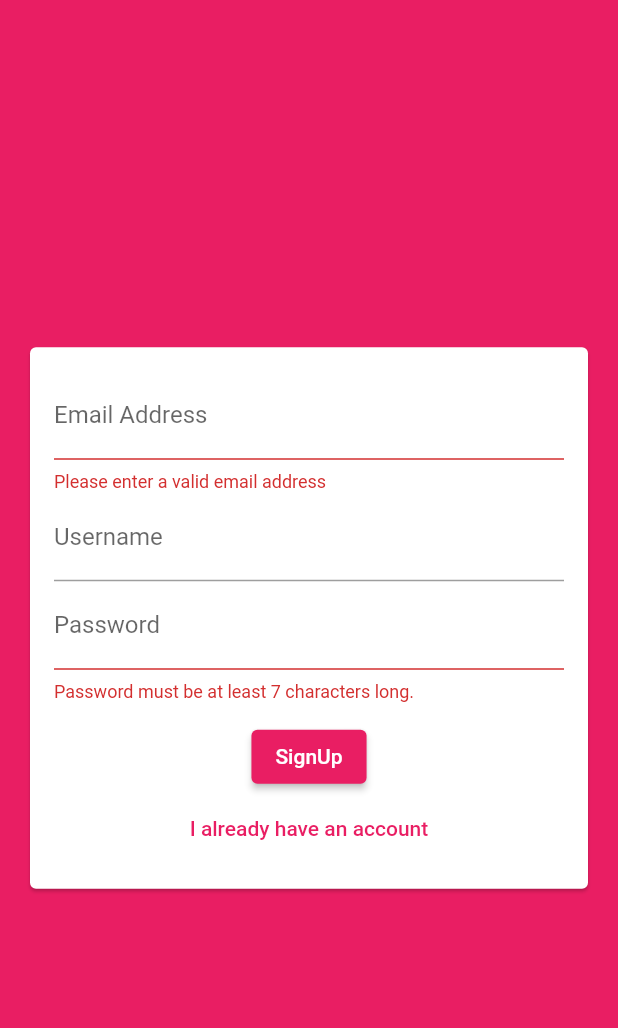
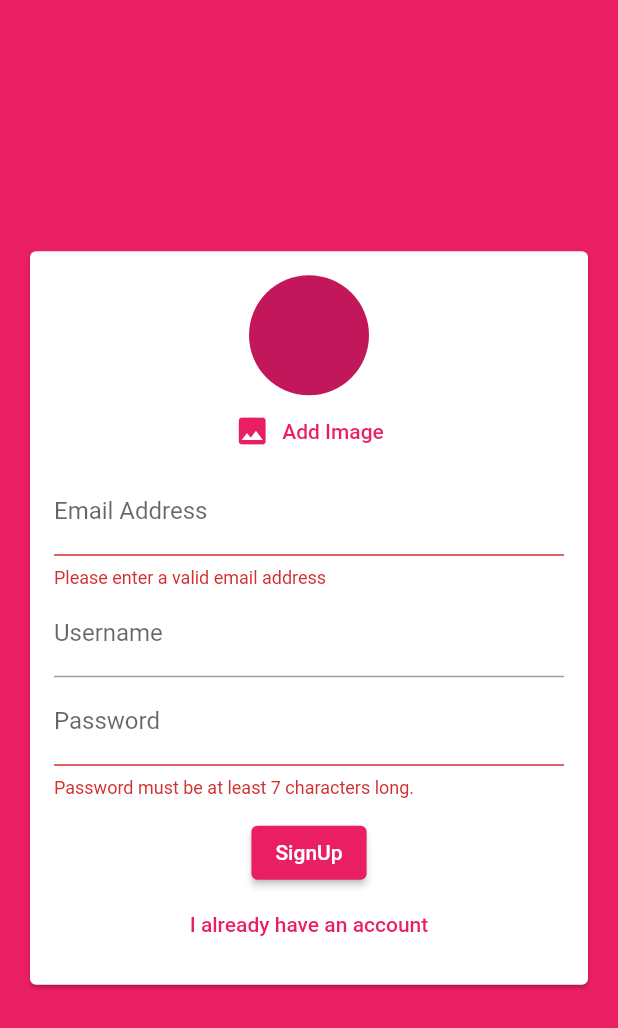
Before and after one commit to pradhumna896/chat-app, a Flutter app: the screen it shows after launch, after a tap on "Login", after a tap on "Create new Account", on a phone screen of 412 x 824 dp. Shown: the top 1028 px of the screen. Run offline on Flutter 3.47's test engine with Material 2 defaults, Android fonts, the phone set to English and light mode, and no system bars; our stand-ins replace cloud_firestore, firebase_auth, firebase_core, google_fonts, image_picker; accounts and stored records are empty.

Commit message:
add picker

```diff
--- a/lib/widget/auth_form.dart
+++ b/lib/widget/auth_form.dart
@@ -1,17 +1,13 @@
 import 'package:flutter/material.dart';
 import 'package:flutter/src/foundation/key.dart';
 import 'package:flutter/src/widgets/framework.dart';
+import 'package:flutterchatapp/widget/user_image_picker.dart';
 
 class AuthForm extends StatefulWidget {
-AuthForm(this.submitfn,this.isLoading) ;
+  AuthForm(this.submitfn, this.isLoading);
   final bool isLoading;
-  final void Function(
-    String email,
-    String password,
-    String userName,
-    bool isLogin,
-    BuildContext ctx
-  ) submitfn;
+  final void Function(String email, String password, String userName,
+      bool isLogin, BuildContext ctx) submitfn;
 
   @override
   State<AuthForm> createState() => _AuthFormState();
@@ -20,23 +16,17 @@ AuthForm(this.submitfn,this.isLoading) ;
 class _AuthFormState extends State<AuthForm> {
   final _formKey = GlobalKey<FormState>();
   var _islogin = true;
-  String _userEmail="";
+  String _userEmail = "";
   String _userName = '';
   String _userPassword = "";
 
-
-  void _trySubmit(){
+  void _trySubmit() {
     final isValid = _formKey.currentState!.validate();
     FocusScope.of(context).unfocus();
-    if(isValid){
+    if (isValid) {
       _formKey.currentState!.save();
-     widget.submitfn(
-      _userEmail.trim(),
-      _userName.trim(),
-      _userPassword.trim(),
-      _islogin,
-      context
-     );
+      widget.submitfn(_userEmail.trim(), _userName.trim(), _userPassword.trim(),
+          _islogin, context);
     }
   }
 
@@ -53,28 +43,29 @@ class _AuthFormState extends State<AuthForm> {
               child: Column(
                 mainAxisSize: MainAxisSize.min,
                 children: [
+                  if (!_islogin) UserImagePicker(),
                   TextFormField(
                     key: ValueKey("email address"),
                     validator: ((value) {
-                  if(value!.isEmpty || !value.contains("@")){
+                      if (value!.isEmpty || !value.contains("@")) {
                         return 'Please enter a valid email address';
                       }
                       return null;
                     }),
                     onSaved: (newValue) {
-                  _userEmail= newValue!;
+                      _userEmail = newValue!;
                     },
                     keyboardType: TextInputType.emailAddress,
                     decoration: InputDecoration(label: Text("Email Address")),
                   ),
-              if(!_islogin)
+                  if (!_islogin)
                     TextFormField(
                       key: ValueKey("name"),
                       onSaved: (newValue) {
-                  _userName= newValue!;
+                        _userName = newValue!;
                       },
                       validator: (value) {
-                  if(value!.isEmpty || value.length<4){
+                        if (value!.isEmpty || value.length < 4) {
                           return "Please enter at least 4 charecters";
                         }
                         return null;
@@ -84,14 +75,13 @@ class _AuthFormState extends State<AuthForm> {
                   TextFormField(
                     key: ValueKey("Password"),
                     onSaved: (newValue) {
-                  _userPassword= newValue!;
+                      _userPassword = newValue!;
                     },
                     validator: ((value) {
-                   if(value!.isEmpty || value.length<7){
+                      if (value!.isEmpty || value.length < 7) {
                         return 'Password must be at least 7 characters long.';
                       }
                       return null;
-
                     }),
                     obscureText: true,
                     decoration: InputDecoration(label: Text("Password")),
@@ -99,16 +89,21 @@ class _AuthFormState extends State<AuthForm> {
                   SizedBox(
                     height: 12,
                   ),
-              if(widget.isLoading)
-              CircularProgressIndicator(),
-              if(!widget.isLoading)
-              ElevatedButton(onPressed: _trySubmit, child: Text(_islogin?"Login":"SignUp")),
-              TextButton(onPressed: (){
+                  if (widget.isLoading) CircularProgressIndicator(),
+                  if (!widget.isLoading)
+                    ElevatedButton(
+                        onPressed: _trySubmit,
+                        child: Text(_islogin ? "Login" : "SignUp")),
+                  TextButton(
+                      onPressed: () {
                         setState(() {
                           print(_islogin);
-                  _islogin= !_islogin;
+                          _islogin = !_islogin;
                         });
-              }, child: Text(_islogin?"Create new Account":"I already have an account"))
+                      },
+                      child: Text(_islogin
+                          ? "Create new Account"
+                          : "I already have an account"))
                 ],
               )),
         )),
--- /dev/null
+++ b/lib/widget/user_image_picker.dart
@@ -0,0 +1,41 @@
+
+
+import 'dart:io';
+import 'package:flutter/material.dart';
+import 'package:image_picker/image_picker.dart';
+
+class UserImagePicker extends StatefulWidget {
+  const UserImagePicker({Key? key}) : super(key: key);
+
+  @override
+  State<UserImagePicker> createState() => _UserImagePickerState();
+}
+
+class _UserImagePickerState extends State<UserImagePicker> {
+  XFile? _pickImage;
+  void _pickedImage()async{
+   final pickedImageFile = await ImagePicker().pickImage(source: ImageSource.gallery);
+   setState(() {
+     _pickImage= XFile(pickedImageFile!.path);
+   });
+  }
+  @override
+  Widget build(BuildContext context) {
+    return Column(
+      children: [
+           CircleAvatar(
+                    radius: 40,
+                    backgroundImage: _pickImage != null ? FileImage(File(_pickImage!.path)):null,
+                  ),
+                  TextButton.icon(
+
+                      onPressed: () {
+                        _pickedImage();
+                      },
+                      icon: Icon(Icons.image),
+                      label: Text('Add Image')),
+      ],
+    );
+
+  }
+}
--- a/pubspec.yaml
+++ b/pubspec.yaml
@@ -38,6 +38,8 @@ dependencies:
   firebase_core: ^2.3.0
   firebase_auth: ^4.1.4
   google_fonts: ^3.0.1
+  image_picker: ^0.8.6
+  firebase_storage: ^11.0.6
 
 dev_dependencies:
   flutter_test:
```
Also changed, not shown: pubspec.lock, 1 other file. Lines whose indentation alone changed are shown as unchanged.
